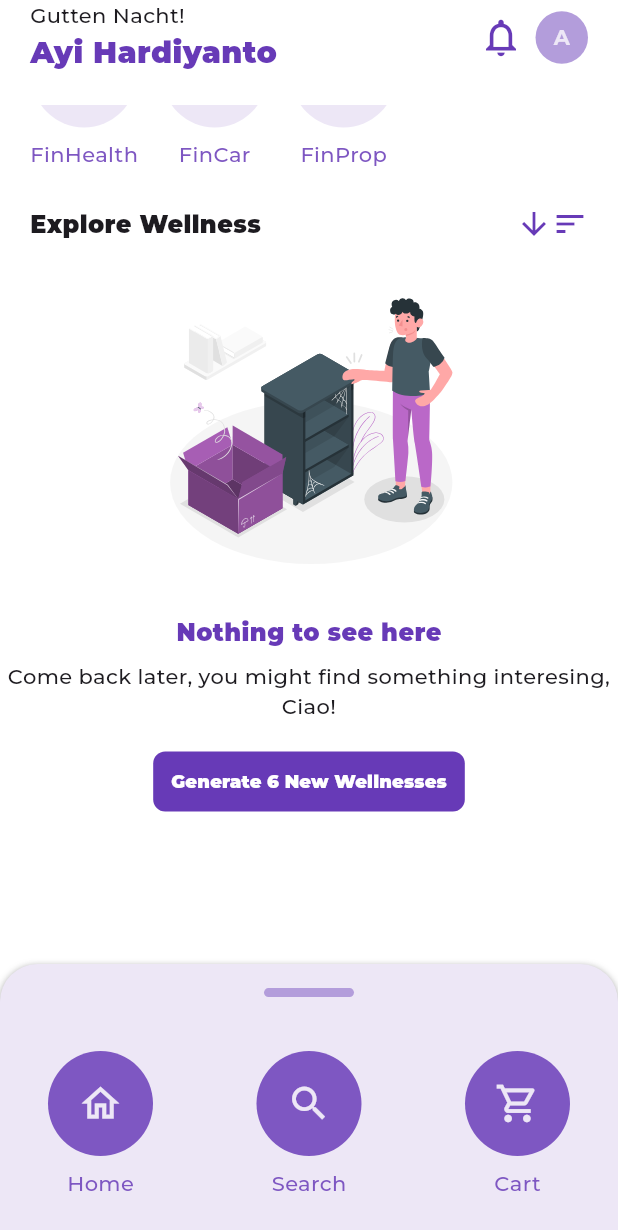
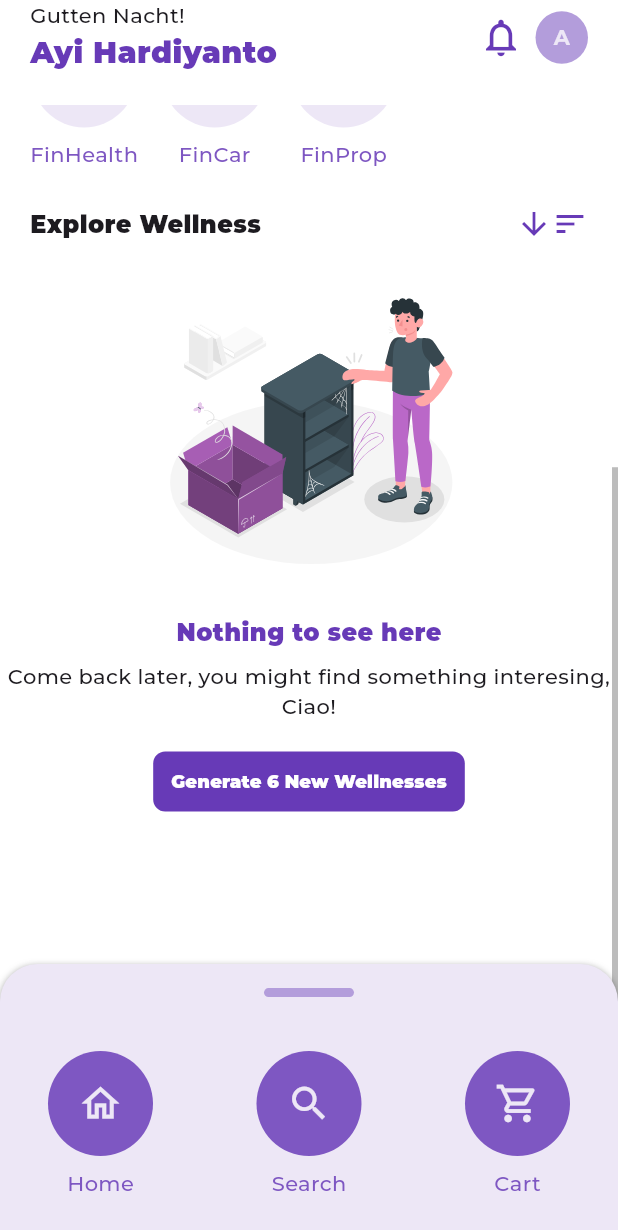
Before and after one commit to hardwhy/payung_teduh, a Flutter app: the HomeScreen screen opened by its route, scrolled down 387 dp, on a phone screen of 412 x 824 dp. Shown: the top 1230 px of the screen. Run offline on Flutter 3.47's test engine with Material 3 defaults, Android fonts, the phone set to English and light mode, and no system bars; our stand-ins replace easy_stepper, flutter_bloc, flutter_svg, get_it, hive, injectable and 1 more; accounts and stored records are empty; project files that could hold a hidden picture were left out.

Commit message:
chores: remove unused import

```diff
--- a/lib/presentation/screens/error/error.dart
+++ b/lib/presentation/screens/error/error.dart
@@ -1,7 +1,5 @@
 import 'package:flutter/material.dart';
-import 'package:flutter_svg/svg.dart';
 import 'package:payung_teduh/common/constants/constants.dart';
-import 'package:payung_teduh/presentation/themes/themes.dart';
 import 'package:payung_teduh/presentation/widgets/widgets.dart';
 
 class ErrorScreen extends StatelessWidget {
--- a/lib/presentation/screens/home/widgets/home_content.dart
+++ b/lib/presentation/screens/home/widgets/home_content.dart
@@ -1,13 +1,11 @@
 // ignore_for_file: public_member_api_docs, sort_constructors_first
 import 'package:flutter/material.dart';
 import 'package:flutter_bloc/flutter_bloc.dart';
-import 'package:flutter_svg/svg.dart';
 import 'package:intl/intl.dart';
 import 'package:payung_teduh/common/constants/constants.dart';
 import 'package:payung_teduh/domain/domain.dart';
 import 'package:payung_teduh/presentation/screens/home/cubits/wellness/wellness_cubit.dart';
 import 'package:payung_teduh/presentation/screens/home/widgets/home_content_section.dart';
-import 'package:payung_teduh/presentation/screens/welcome/welcome_images.dart';
 
 import 'package:payung_teduh/presentation/themes/themes.dart';
 import 'package:payung_teduh/presentation/widgets/widgets.dart';
@@ -48,8 +46,10 @@ class _HomeContentState extends State<HomeContent>
           (MediaQuery.of(context).size.height * .22),
       child: RefreshIndicator(
         onRefresh: () async {},
+        child: Scrollbar(
           child: SingleChildScrollView(
             padding: EdgeInsets.zero,
+            primary: false,
             child: Column(
               crossAxisAlignment: CrossAxisAlignment.start,
               children: [
@@ -183,6 +183,7 @@ class _HomeContentState extends State<HomeContent>
                           padding: const EdgeInsets.symmetric(horizontal: 20),
                           physics: const NeverScrollableScrollPhysics(),
                           shrinkWrap: true,
+                          primary: false,
                           children: List.generate(
                             state.wellnessList.length,
                             (index) => WellnessCard(
@@ -206,6 +207,7 @@ class _HomeContentState extends State<HomeContent>
                 ),
                 const SizedBox(height: kToolbarHeight * 3)
               ],
+            ),
           ),
         ),
       ),
```
Lines whose indentation alone changed are shown as unchanged.
